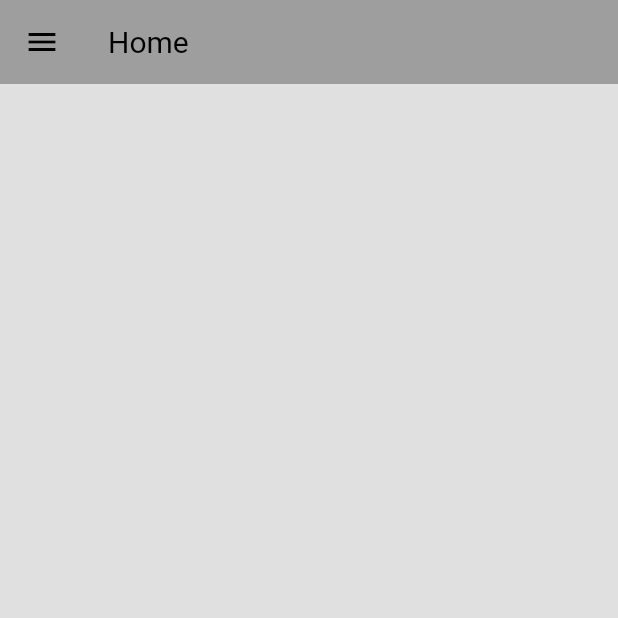
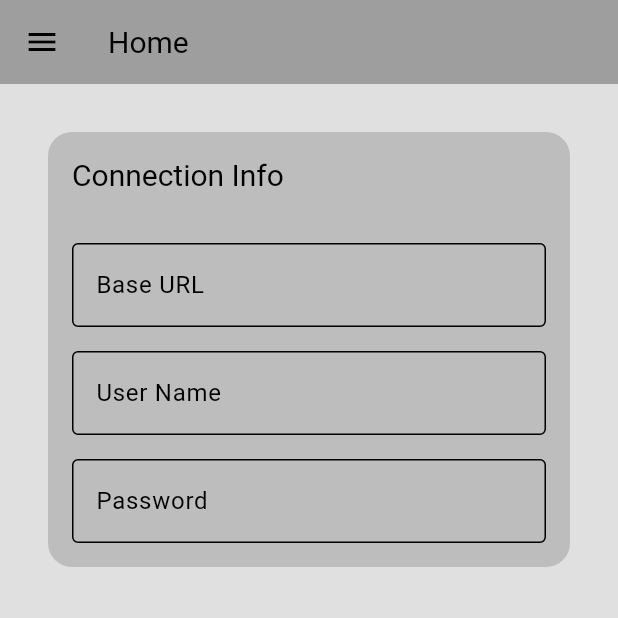
Before and after one commit to GiulioPorcu/esdada, a Flutter app: the screen it shows after launch, after a tap on the "menu" icon, after a tap on "SData Query Tool", on a phone screen of 412 x 824 dp, the top half of it. Run offline on Flutter 3.47's test engine with Material 3 defaults, Android fonts, the phone set to English and light mode, and no system bars.

Commit message:
Many renamings and a new connection info box

```diff
--- a/lib/components/custom_drawer_divider.dart
+++ b/lib/components/c_divider.dart
@@ -1,13 +1,15 @@
 import 'package:flutter/material.dart';
 
-class CDrawerDivider extends StatelessWidget {
-  const CDrawerDivider({super.key});
+class CDivider extends StatelessWidget {
+  const CDivider({super.key, this.color = Colors.grey});
+
+  final Color color;
 
   @override
   Widget build(BuildContext context) {
     return Divider(
       height: 1,
-      color: Colors.grey,
+      color: color,
       thickness: 1,
       indent: 20,
       endIndent: 20,
--- /dev/null
+++ b/lib/components/c_drawer.dart
@@ -0,0 +1,74 @@
+import 'package:esdada/components/c_drawer_item.dart';
+import 'package:esdada/components/c_divider.dart';
+import 'package:esdada/components/c_drawer_title_area.dart';
+import 'package:esdada/pages/createpage.dart';
+import 'package:flutter/material.dart';
+import 'package:esdada/pages/aboutpage.dart';
+import 'package:esdada/pages/homepage.dart';
+import 'package:esdada/pages/settingspage.dart';
+
+class CDrawer extends StatelessWidget {
+  const CDrawer({super.key});
+
+  @override
+  Widget build(BuildContext context) {
+    return Drawer(
+      child: SingleChildScrollView(
+        child: Column(
+          crossAxisAlignment: CrossAxisAlignment.stretch,
+          children: [
+            CDrawerTitleArea(
+              titleImage: Image.asset("assets/images/icon.png").image,
+              title: "SData Query Tool",
+            ),
+            Column(
+              children: [
+                CDrawerItem(
+                  text: "Home",
+                  leadingIcon: Icon(Icons.home),
+                  navigationTarget: HomePage(),
+                ),
+                CDivider(),
+                CDrawerItem(
+                    text: "Create",
+                    leadingIcon: Icon(Icons.add),
+                    navigationTarget: CreatePage()),
+                CDrawerItem(
+                  text: "Get",
+                  leadingIcon: Icon(Icons.read_more),
+                  navigationTarget: CreatePage(),
+                ),
+                CDrawerItem(
+                  text: "Update",
+                  leadingIcon: Icon(Icons.refresh),
+                  navigationTarget: CreatePage(),
+                ),
+                CDrawerItem(
+                  text: "Delete",
+                  leadingIcon: Icon(Icons.delete),
+                  navigationTarget: CreatePage(),
+                ),
+                CDrawerItem(
+                  text: "Business rule",
+                  leadingIcon: Icon(Icons.rule),
+                  navigationTarget: CreatePage(),
+                ),
+                CDivider(),
+                CDrawerItem(
+                  text: "Settings",
+                  leadingIcon: Icon(Icons.settings),
+                  navigationTarget: SettingsPage(),
+                ),
+                CDrawerItem(
+                  text: "About",
+                  leadingIcon: Icon(Icons.person),
+                  navigationTarget: AboutPage(),
+                ),
+              ],
+            )
+          ],
+        ),
+      ),
+    );
+  }
+}
--- /dev/null
+++ b/lib/components/connection_info_box.dart
@@ -0,0 +1,46 @@
+import 'package:esdada/components/connection_info_box_textbox.dart';
+import 'package:flutter/material.dart';
+
+class ConnectionInfoBox extends StatelessWidget {
+  const ConnectionInfoBox({super.key});
+
+  @override
+  Widget build(BuildContext context) {
+    TextTheme textTheme = Theme.of(context).textTheme;
+    double spacing = 16;
+
+    return Padding(
+      padding: EdgeInsets.all(spacing * 2),
+      child: Ink(
+        decoration: BoxDecoration(
+          borderRadius: BorderRadius.circular(spacing),
+          color: Colors.grey.shade400,
+        ),
+        child: Column(
+          children: [
+            Container(
+              padding: EdgeInsets.all(spacing),
+              alignment: Alignment.centerLeft,
+              child: Text("Connection Info", style: textTheme.headlineMedium),
+            ),
+            Container(
+              padding: EdgeInsets.all(spacing),
+              child: Column(
+                children: [
+                  ConnectionInfoBoxTextbox(placeholder: "Base URL"),
+                  SizedBox(height: spacing),
+                  ConnectionInfoBoxTextbox(placeholder: "User Name"),
+                  SizedBox(height: spacing),
+                  ConnectionInfoBoxTextbox(
+                    placeholder: "Password",
+                    isPassword: true,
+                  ),
+                ],
+              ),
+            ),
+          ],
+        ),
+      ),
+    );
+  }
+}
--- /dev/null
+++ b/lib/components/connection_info_box_textbox.dart
@@ -0,0 +1,22 @@
+import 'package:flutter/material.dart';
+
+class ConnectionInfoBoxTextbox extends StatelessWidget {
+  const ConnectionInfoBoxTextbox(
+      {super.key, required this.placeholder, this.isPassword = false});
+
+  final String placeholder;
+  final bool isPassword;
+
+  @override
+  Widget build(BuildContext context) {
+    return TextField(
+      obscureText: isPassword,
+      enableSuggestions: !isPassword,
+      autocorrect: !isPassword,
+      decoration: InputDecoration(
+        labelText: placeholder,
+        border: OutlineInputBorder(),
+      ),
+    );
+  }
+}
--- a/lib/components/custom_drawer.dart
+++ /dev/null
@@ -1,66 +0,0 @@
-import 'package:esdada/components/custom_drawer_item.dart';
-import 'package:esdada/components/custom_drawer_divider.dart';
-import 'package:esdada/components/custom_drawer_title_area.dart';
-import 'package:esdada/pages/createpage.dart';
-import 'package:flutter/material.dart';
-import 'package:esdada/pages/aboutpage.dart';
-import 'package:esdada/pages/homepage.dart';
-import 'package:esdada/pages/settingspage.dart';
-
-class CDrawer extends StatelessWidget {
-  const CDrawer({super.key});
-
-  @override
-  Widget build(BuildContext context) {
-    return Drawer(
-      child: SingleChildScrollView(
-        child: Column(
-          crossAxisAlignment: CrossAxisAlignment.stretch,
-          children: [
-            CDrawerTitleArea(
-                titleImage: Image.asset("assets/images/icon.png").image,
-                title: "SData Query Tool"),
-            Column(
-              children: [
-                CDrawerItem(
-                    text: "Home",
-                    leadingIcon: Icon(Icons.home),
-                    navigationTarget: HomePage()),
-                CDrawerDivider(),
-                CDrawerItem(
-                    text: "Create",
-                    leadingIcon: Icon(Icons.add),
-                    navigationTarget: CreatePage()),
-                CDrawerItem(
-                    text: "Get",
-                    leadingIcon: Icon(Icons.read_more),
-                    navigationTarget: CreatePage()),
-                CDrawerItem(
-                    text: "Update",
-                    leadingIcon: Icon(Icons.refresh),
-                    navigationTarget: CreatePage()),
-                CDrawerItem(
-                    text: "Delete",
-                    leadingIcon: Icon(Icons.delete),
-                    navigationTarget: CreatePage()),
-                CDrawerItem(
-                    text: "Business rule",
-                    leadingIcon: Icon(Icons.rule),
-                    navigationTarget: CreatePage()),
-                CDrawerDivider(),
-                CDrawerItem(
-                    text: "Settings",
-                    leadingIcon: Icon(Icons.settings),
-                    navigationTarget: SettingsPage()),
-                CDrawerItem(
-                    text: "About",
-                    leadingIcon: Icon(Icons.person),
-                    navigationTarget: AboutPage()),
-              ],
-            )
-          ],
-        ),
-      ),
-    );
-  }
-}
--- a/lib/pages/aboutpage.dart
+++ b/lib/pages/aboutpage.dart
@@ -1,6 +1,6 @@
-import 'package:esdada/components/custom_app_bar.dart';
+import 'package:esdada/components/c_app_bar.dart';
 import 'package:flutter/material.dart';
-import 'package:esdada/components/custom_drawer.dart';
+import 'package:esdada/components/c_drawer.dart';
 
 class AboutPage extends StatefulWidget {
   const AboutPage({super.key});
--- a/lib/pages/createpage.dart
+++ b/lib/pages/createpage.dart
@@ -1,5 +1,5 @@
-import 'package:esdada/components/custom_app_bar.dart';
-import 'package:esdada/components/custom_drawer.dart';
+import 'package:esdada/components/c_app_bar.dart';
+import 'package:esdada/components/c_drawer.dart';
 import 'package:flutter/material.dart';
 
 class CreatePage extends StatefulWidget {
--- a/lib/pages/homepage.dart
+++ b/lib/pages/homepage.dart
@@ -1,6 +1,7 @@
-import 'package:esdada/components/custom_app_bar.dart';
+import 'package:esdada/components/c_app_bar.dart';
+import 'package:esdada/components/connection_info_box.dart';
 import 'package:flutter/material.dart';
-import 'package:esdada/components/custom_drawer.dart';
+import 'package:esdada/components/c_drawer.dart';
 
 class HomePage extends StatefulWidget {
   const HomePage({super.key});
@@ -16,9 +17,13 @@ class _HomePageState extends State<HomePage> {
       appBar: CAppBar(title: "Home", actions: []),
       body: Center(
         child: Column(
-          mainAxisAlignment: MainAxisAlignment.center,
-          children: <Widget>[],
-        ),
+            mainAxisAlignment: MainAxisAlignment.center,
+            children: <Widget>[
+              ConnectionInfoBox(),
+              Expanded(
+                child: SizedBox.shrink(),
+              ),
+            ]),
       ),
       drawer: CDrawer(),
     );
--- a/lib/pages/settingspage.dart
+++ b/lib/pages/settingspage.dart
@@ -1,6 +1,6 @@
-import 'package:esdada/components/custom_app_bar.dart';
+import 'package:esdada/components/c_app_bar.dart';
 import 'package:flutter/material.dart';
-import 'package:esdada/components/custom_drawer.dart';
+import 'package:esdada/components/c_drawer.dart';
 
 class SettingsPage extends StatefulWidget {
   const SettingsPage({super.key});
```
Also changed, not shown: lib/components/c_app_bar.dart (renamed from lib/components/custom_app_bar.dart), lib/components/c_drawer_item.dart (renamed from lib/components/custom_drawer_item.dart), lib/components/c_drawer_title_area.dart (renamed from lib/components/custom_drawer_title_area.dart), lib/components/c_toggle_theme_button.dart (renamed from lib/components/custom_toggle_theme_button.dart).
